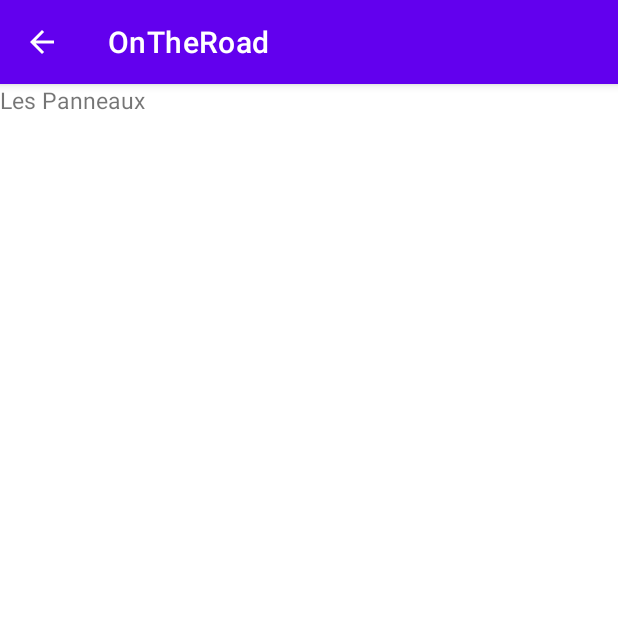
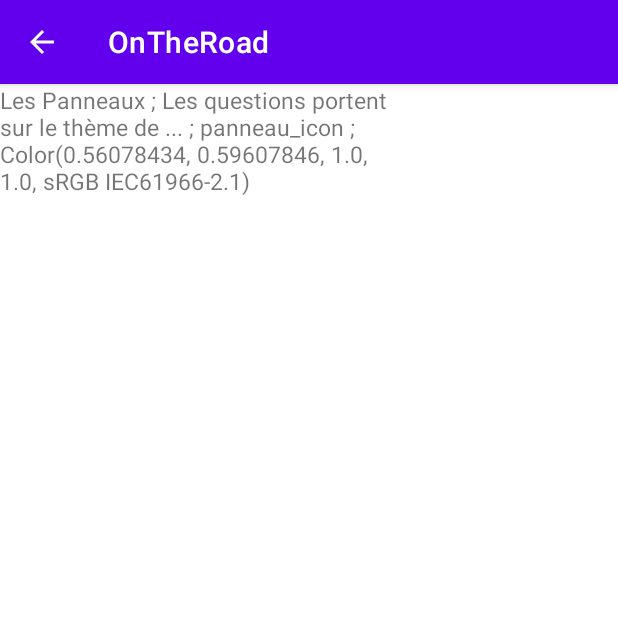
Before and after one commit to spritrl/OnTheRoad, an Android app: the screen it shows after launch (QuizzHome), after a tap on "Les Panneaux", on a phone screen of 412 x 824 dp, the top half of it. Run offline under Robolectric (Android 15) with nearby library versions, the phone set to English and light mode, and no system bars.

Commit message:
JSON READER and more

```diff
--- a/app/src/main/java/fr/uca/info/ontheroad/ListSection.java
+++ b/app/src/main/java/fr/uca/info/ontheroad/ListSection.java
@@ -1,4 +1,6 @@
 package fr.uca.info.ontheroad;
+
+import android.graphics.Color;
 
 import java.util.ArrayList;
 
@@ -29,11 +31,11 @@ public class ListSection {
     }
 
     public void construireListe(){
-        list.add(new Section("Les Panneaux", 1));
-        list.add(new Section("La Route", 2));
-        list.add(new Section("Mécanique & Équipement", 3));
-        list.add(new Section("Premiers Secours", 4));
-        list.add(new Section("Autres Usagers", 5));
+        list.add(new Section("Les Panneaux", 1, Color.valueOf(Color.parseColor("#8F98FF")), "panneau_icon", "Les questions portent sur le thème de ..."));
+        list.add(new Section("La Route", 2, Color.valueOf(Color.parseColor("#FF7648")), "route_icon", "Les questions portent sur le thème de ..."));
+        list.add(new Section("Mécanique & Équipement", 3, Color.valueOf(Color.parseColor("#4DC591")), "mecanique_icon", "Les questions portent sur le thème de ..."));
+        list.add(new Section("Premiers Secours", 4, Color.valueOf(Color.parseColor("#65A4DA")), "secours_icon", "Les questions portent sur le thème de ..."));
+        list.add(new Section("Autres Usagers", 5, Color.valueOf(Color.parseColor("#EB5D76")), "usagers_icon", "Les questions portent sur le thème de ..."));
     }
 
 
--- a/app/src/main/java/fr/uca/info/ontheroad/MainActivity.java
+++ b/app/src/main/java/fr/uca/info/ontheroad/MainActivity.java
@@ -1,4 +1,5 @@
 package fr.uca.info.ontheroad;
+import android.content.Context;
 import android.content.Intent;
 import android.os.Bundle;
 import android.view.View;
@@ -9,6 +10,11 @@ import android.widget.ListView;
 import androidx.appcompat.app.AppCompatActivity;
 
 
+import org.json.JSONArray;
+import org.json.JSONException;
+
+import java.io.IOException;
+import java.io.InputStream;
 import java.util.ArrayList;
 
 public class MainActivity extends AppCompatActivity {
@@ -28,6 +34,11 @@ public class MainActivity extends AppCompatActivity {
         ListView sectionList = (ListView)findViewById(R.id.listView);
         sectionList.setAdapter(arrayAdapter);
 
+        try{
+            readJSON(getApplicationContext());
+        }catch (JSONException e){
+            e.printStackTrace();
+        }
 
         sectionList.setOnItemClickListener(new AdapterView.OnItemClickListener() {
 
@@ -48,4 +59,41 @@ public class MainActivity extends AppCompatActivity {
             SectionName.add(listSection.getSection(i).getNom());
         }
     }
+
+    public void readJSON(Context context) throws JSONException {
+        String stringJson = null;
+        try{
+            InputStream is = context.getAssets().open("questions.json");
+            int size = is.available();
+            byte[] buffer = new byte[size];
+            is.read(buffer);
+            is.close();
+            stringJson = new String(buffer, "UTF-8");
+            JSONArray jsonArray = new JSONArray(stringJson);
+
+
+            for(int sections = 0; sections < listSection.size() -1; sections++){
+                for(int questions = 0; questions < jsonArray.getJSONObject(sections).getJSONArray("QA_section").length(); questions++) {
+                    Question question = new Question(
+                            jsonArray.getJSONObject(sections).getJSONArray("QA_section").getJSONObject(questions).getInt("id_question"),
+                            jsonArray.getJSONObject(sections).getJSONArray("QA_section").getJSONObject(questions).getString("question_text"),
+                            jsonArray.getJSONObject(sections).getJSONArray("QA_section").getJSONObject(questions).getInt("correct_answer_id")
+                    );
+                    for(int reponses = 0; reponses < jsonArray.getJSONObject(sections).getJSONArray("QA_section").getJSONObject(questions).getJSONArray("reponses_text").length(); reponses++){
+                        Reponse reponse = new Reponse(
+                                jsonArray.getJSONObject(sections).getJSONArray("QA_section").getJSONObject(questions).getJSONArray("reponses_text").getJSONObject(reponses).getInt("id"),
+                                jsonArray.getJSONObject(sections).getJSONArray("QA_section").getJSONObject(questions).getJSONArray("reponses_text").getJSONObject(reponses).getString("text")
+                        );
+                        question.addAnswer(reponse);
+                    }
+                    listSection.getSection(sections).addQuestion(question);
+                }
+                System.out.println(listSection.getSection(sections));
+            }
+
+        }catch (IOException e){
+            e.printStackTrace();
+        }
+
+    }
 }
--- /dev/null
+++ b/app/src/main/java/fr/uca/info/ontheroad/Question.java
@@ -0,0 +1,43 @@
+package fr.uca.info.ontheroad;
+
+import java.util.ArrayList;
+
+public class Question {
+    private int id;
+    private String questionText;
+    private ArrayList<Reponse> answersList;
+    private int goodAnswer;
+
+    public Question(int id_, String questionText_, int goodAnswer_){
+        this.id = id_;
+        this.questionText = questionText_;
+        this.goodAnswer = goodAnswer_;
+        this.answersList = new ArrayList<>();
+    }
+
+    public int getId() {
+        return id;
+    }
+
+    public String getQuestionText() {
+        return questionText;
+    }
+
+    public void addAnswer(Reponse reponse){
+        this.answersList.add(reponse);
+    }
+
+    public ArrayList<Reponse> getAnswersList() {
+        return answersList;
+    }
+
+    @Override
+    public String toString() {
+        return "Question{" +
+                "id=" + id +
+                ", questionText='" + questionText + '\'' +
+                ", answersList=" + answersList +
+                ", goodAnswer=" + goodAnswer +
+                '}';
+    }
+}
--- a/app/src/main/java/fr/uca/info/ontheroad/QuizzHome.java
+++ b/app/src/main/java/fr/uca/info/ontheroad/QuizzHome.java
@@ -15,6 +15,6 @@ public class QuizzHome extends AppCompatActivity {
         Intent intent = getIntent();
         Section section = intent.getParcelableExtra("Section");
         TextView sectionNameText = (TextView) findViewById(R.id.sectionName);
-        sectionNameText.setText(section.getNom());
+        sectionNameText.setText("" + section.getNom() + " ; " + section.getDescription() + " ; " + section.getIcon() + " ; " + section.getColor());
     }
 }
--- /dev/null
+++ b/app/src/main/java/fr/uca/info/ontheroad/Reponse.java
@@ -0,0 +1,27 @@
+package fr.uca.info.ontheroad;
+
+public class Reponse {
+    private int id;
+    private String answerText;
+
+    public Reponse(int id_, String answerText_){
+        this.id = id_;
+        this.answerText = answerText_;
+    }
+
+    public int getId() {
+        return id;
+    }
+
+    public String getAnswerText() {
+        return answerText;
+    }
+
+    @Override
+    public String toString() {
+        return "Reponse{" +
+                "id=" + id +
+                ", answerText='" + answerText + '\'' +
+                '}';
+    }
+}
--- a/app/src/main/java/fr/uca/info/ontheroad/Section.java
+++ b/app/src/main/java/fr/uca/info/ontheroad/Section.java
@@ -1,16 +1,27 @@
 package fr.uca.info.ontheroad;
 
+import android.graphics.Color;
 import android.os.Parcel;
 import android.os.Parcelable;
+
+import java.util.ArrayList;
 
 public class Section implements Parcelable {
 
     private String nom;
     private int id;
+    private Color color;
+    private String icon;
+    private String description;
+    private ArrayList<Question> questionList;
 
-    public Section(String nom, int id) {
+    public Section(String nom, int id, Color color, String icon, String description) {
         this.nom = nom;
         this.id = id;
+        this.color = color;
+        this.icon = icon;
+        this.description = description;
+        this.questionList = new ArrayList<>();
     }
 
     @Override
@@ -44,6 +55,13 @@ public class Section implements Parcelable {
         this.nom = nom;
     }
 
+    public ArrayList<Question> getQuestions(){
+        return this.questionList;
+    }
+
+    public void addQuestion(Question q){
+        this.questionList.add(q);
+    }
 
     public int getId() {
         return id;
@@ -51,15 +69,45 @@ public class Section implements Parcelable {
     public void setId(int id) {
         this.id = id;
     }
+
     @Override
-    public String toString(){
-        return
+    public String toString() {
+        return "Section{" +
                 "nom='" + nom + '\'' +
-                        ", id=" + id;
+                ", id=" + id +
+                ", color=" + color +
+                ", icon='" + icon + '\'' +
+                ", description='" + description + '\'' +
+                ", questionList=" + questionList +
+                '}';
     }
 
     @Override
     public int describeContents() {
         return hashCode();
     }
+
+    public Color getColor() {
+        return color;
+    }
+
+    public void setColor(Color color) {
+        this.color = color;
+    }
+
+    public String getIcon() {
+        return icon;
+    }
+
+    public void setIcon(String icon) {
+        this.icon = icon;
+    }
+
+    public String getDescription() {
+        return description;
+    }
+
+    public void setDescription(String description) {
+        this.description = description;
+    }
 }
```
Also changed, not shown: app/src/main/assets/questions.json (added, +165 -0 lines).
